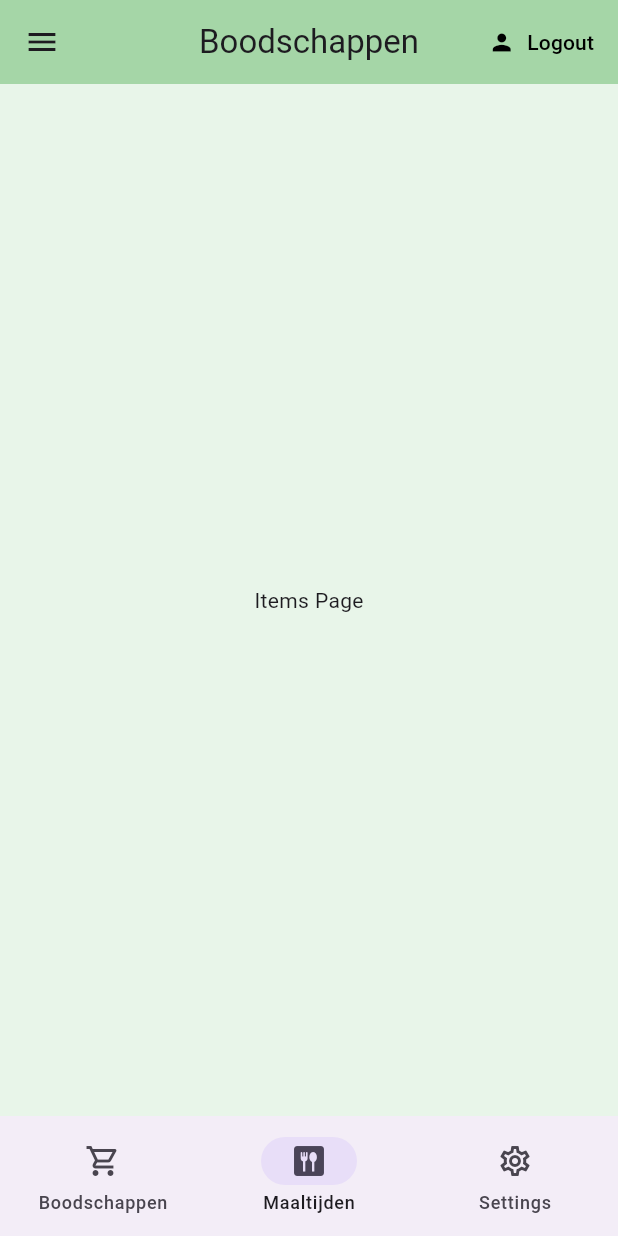
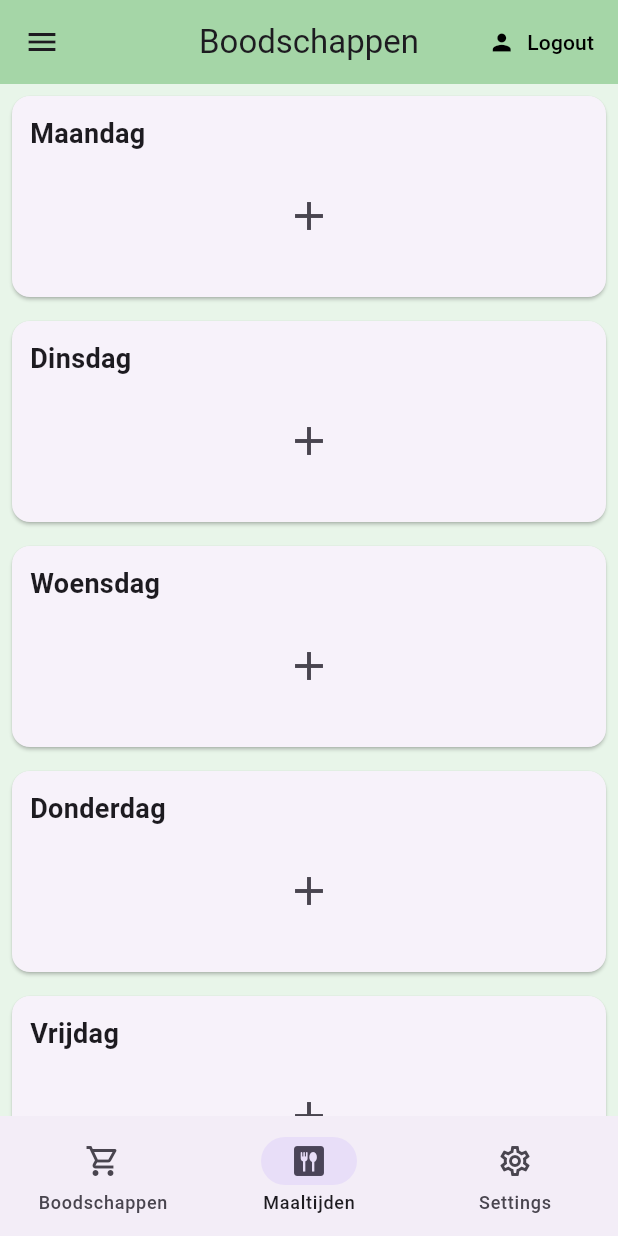
Before and after one commit to Rudmer35/Boodschappenlijst, a Flutter app: the screen it shows once a user with an empty profile is signed in, item 2 of the bottom bar chosen, on a phone screen of 412 x 824 dp. Run offline on Flutter 3.47's test engine with Material 3 defaults, Android fonts, the phone set to English and light mode, and no system bars; our stand-ins replace cloud_firestore, firebase_auth, firebase_core, flutter_spinkit; accounts and stored records are empty.

Commit message:
Opzet maaltijdplanning

```diff
--- a/lib/screens/boodschappen/boodschappenlijst.dart
+++ b/lib/screens/boodschappen/boodschappenlijst.dart
@@ -19,17 +19,12 @@ class _BoodschappenlijstState extends State<Boodschappenlijst> {
   final Grouping grouping = Grouping();
   @override
   Widget build(BuildContext context) {
-
     final db = Provider.of<IngredientenData>(context);
     final boodschappenDb = Provider.of<BoodschappenData>(context);
 
-
     return Column(
       children: [
-
-        AddTile(
-          onTap: () => openIngredienten(db, boodschappenDb),
-        ),
+        AddTile(onTap: () => openIngredienten(db, boodschappenDb)),
 
         const SizedBox(height: 10),
 
@@ -37,11 +32,8 @@ class _BoodschappenlijstState extends State<Boodschappenlijst> {
           child: StreamBuilder<QuerySnapshot>(
             stream: boodschappenDb.getBoodschappen(),
             builder: (context, snapshot) {
-
               if (!snapshot.hasData) {
-                return const Center(
-                  child: CircularProgressIndicator(),
-                );
+                return const Center(child: CircularProgressIndicator());
               }
 
               final allItems = snapshot.data!.docs
@@ -51,21 +43,23 @@ class _BoodschappenlijstState extends State<Boodschappenlijst> {
               final grouped = grouping.group(allItems);
 
               if (grouped.isEmpty) {
-                return const Center(
-                  child: Text('Geen boodschappen'),
-                );
+                return const Center(child: Text('Geen boodschappen'));
               }
               return ListView(
-                children: grouped.entries.map((entry){
+                children: grouped.entries.map((entry) {
                   final naam = entry.key;
                   final groupItems = entry.value;
 
-                  final total = groupItems.fold<int>(0,
-                (sum, item)=> sum + item.hoeveelheid,
+                  final total = groupItems.fold<int>(
+                    0,
+                    (sum, item) => sum + item.hoeveelheid,
                   );
 
                   return Card(
-      margin: const EdgeInsets.symmetric(horizontal: 12, vertical: 6),
+                    margin: const EdgeInsets.symmetric(
+                      horizontal: 12,
+                      vertical: 6,
+                    ),
                     elevation: 3,
                     shape: RoundedRectangleBorder(
                       borderRadius: BorderRadius.circular(12),
@@ -80,20 +74,20 @@ class _BoodschappenlijstState extends State<Boodschappenlijst> {
                         mainAxisSize: MainAxisSize.min,
                         children: [
                           IconButton(
-              icon: const Icon(Icons.delete_forever, color: Colors.red),
+                            icon: const Icon(Icons.check, color: Colors.green),
                             onPressed: () {
                               boodschappenDb.deleteGroup(naam);
                             },
                           ),
-              const Icon(Icons.expand_more)
+                          const Icon(Icons.expand_more),
                         ],
                       ),
 
                       children: groupItems.map((item) {
                         return ListTile(
-            title: Text(item.maaltijd.isEmpty
-                ? item.naam
-                : item.maaltijd),
+                          title: Text(
+                            item.maaltijd.isEmpty ? item.naam : item.maaltijd,
+                          ),
 
                           subtitle: Text(item.eenheid),
 
@@ -108,7 +102,6 @@ class _BoodschappenlijstState extends State<Boodschappenlijst> {
                                   boodschappenDb.deleteBoodschap(item.id);
                                 },
                               ),
-
                             ],
                           ),
                         );
@@ -124,10 +117,7 @@ class _BoodschappenlijstState extends State<Boodschappenlijst> {
     );
   }
 
-  void openIngredienten(
-    IngredientenData db,
-    BoodschappenData boodschappenDB,
-  ) {
+  void openIngredienten(IngredientenData db, BoodschappenData boodschappenDB) {
     KeuzeIngredients.show(
       context: context,
       db: db,
--- a/lib/screens/home/home.dart
+++ b/lib/screens/home/home.dart
@@ -1,4 +1,5 @@
 import 'package:boodschappen/screens/boodschappen/boodschappenlijst.dart';
+import 'package:boodschappen/screens/maaltijden/week_planning.dart';
 import 'package:boodschappen/services/auth.dart';
 import 'package:boodschappen/services/ingredienten_data.dart';
 import 'package:flutter/material.dart';
@@ -22,7 +23,7 @@ class _HomeState extends State<Home> {
 
   final List<Widget> _pages = [
     Boodschappenlijst(),
-    Center(child: Text("Items Page")),
+    WeekPlanning(),
     Center(child: Text("Settings Page")),
   ];
 
--- /dev/null
+++ b/lib/screens/maaltijden/week_planning.dart
@@ -0,0 +1,55 @@
+import 'package:flutter/material.dart';
+
+class WeekPlanning extends StatefulWidget {
+  const WeekPlanning({super.key});
+
+  @override
+  State<WeekPlanning> createState() => _WeekPlanningState();
+}
+
+class _WeekPlanningState extends State<WeekPlanning> {
+  final days = [
+    'Maandag',
+    'Dinsdag',
+    'Woensdag',
+    'Donderdag',
+    'Vrijdag',
+    'Zaterdag',
+    'Zondag',
+  ];
+  @override
+  Widget build(BuildContext context) {
+    return ListView.builder(
+      itemCount: days.length,
+      itemBuilder: (context, index) {
+        return SizedBox(
+          height: 150,
+          child: Card(
+            margin: EdgeInsets.all(8),
+            child: Padding(
+              padding: EdgeInsets.all(12),
+              child: Column(
+                crossAxisAlignment: CrossAxisAlignment.start,
+                children: [
+                  Text(
+                    days[index],
+                    style: TextStyle(fontSize: 18, fontWeight: FontWeight.bold),
+                  ),
+                  Expanded(
+                    child: Center(
+                      child: IconButton(
+                        icon: Icon(Icons.add),
+                        iconSize: 32,
+                        onPressed: () {},
+                      ),
+                    ),
+                  ),
+                ],
+              ),
+            ),
+          ),
+        );
+      },
+    );
+  }
+}
```
Lines whose indentation alone changed are shown as unchanged.
